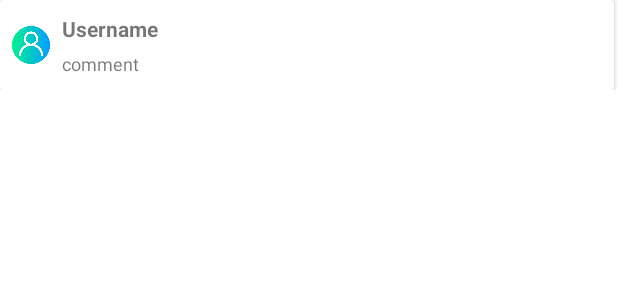
After one commit to nuttapol-kor/MoodPic, an Android app: the layout row_comment.xml on its own in the app's theme, with its tools: preview values and no code run, on a phone screen of 412 x 824 dp. The commit adds this screen. Shown: the top 300 px of the screen. Run offline under Robolectric (Android 15) with nearby library versions, the phone set to English and light mode, and no system bars.

Commit message:
comment feature

```diff
--- a/app/src/main/java/org/classapp/moodpic/Activities/LoginActivity.kt
+++ b/app/src/main/java/org/classapp/moodpic/Activities/LoginActivity.kt
@@ -60,6 +60,8 @@ class LoginActivity : AppCompatActivity() {
                 startActivity(Intent(this, HomeActivity::class.java))
             } else {
                 Toast.makeText(this, task.exception?.message, Toast.LENGTH_LONG).show()
+                progressBar.visibility = View.INVISIBLE
+                loginBtn.visibility = View.VISIBLE
             }
         }
     }
--- a/app/src/main/java/org/classapp/moodpic/Adapters/PostAdapter.kt
+++ b/app/src/main/java/org/classapp/moodpic/Adapters/PostAdapter.kt
@@ -58,6 +58,7 @@ class PostAdapter(
                     intent.putExtra("imgUserPost", postUserImageUrl)
                     val sdf = SimpleDateFormat("dd/MM/yyyy")
                     intent.putExtra("postCreateAt", sdf.format((document.data!!.get("createAt") as Timestamp).toDate()))
+                    intent.putExtra("postId", document.id)
                     db.collection("users").whereEqualTo("email", auth.currentUser?.email).get().addOnSuccessListener { doc2 ->
                         intent.putExtra("imgCurrentUser", doc2.documents[0].getString("profileImageUrl"))
                         mContext.startActivity(intent)
--- /dev/null
+++ b/app/src/main/res/layout/row_comment.xml
@@ -0,0 +1,56 @@
+<?xml version="1.0" encoding="utf-8"?>
+<androidx.constraintlayout.widget.ConstraintLayout xmlns:android="http://schemas.android.com/apk/res/android"
+    xmlns:app="http://schemas.android.com/apk/res-auto"
+    xmlns:tools="http://schemas.android.com/tools"
+    android:layout_width="match_parent"
+    android:layout_height="60dp">
+
+    <androidx.cardview.widget.CardView
+        android:layout_width="409dp"
+        android:layout_height="60dp"
+        app:cardBackgroundColor="@color/white"
+        app:contentPadding="8dp"
+        app:layout_constraintStart_toStartOf="parent"
+        app:layout_constraintTop_toTopOf="parent">
+
+        <androidx.constraintlayout.widget.ConstraintLayout
+            android:layout_width="match_parent"
+            android:layout_height="match_parent">
+
+            <ImageView
+                android:id="@+id/commentUserImg"
+                android:layout_width="25dp"
+                android:layout_height="25dp"
+                app:layout_constraintBottom_toBottomOf="parent"
+                app:layout_constraintStart_toStartOf="parent"
+                app:layout_constraintTop_toTopOf="parent"
+                app:layout_constraintVertical_bias="0.508"
+                app:srcCompat="@drawable/user" />
+
+            <TextView
+                android:id="@+id/commentUsername"
+                android:layout_width="wrap_content"
+                android:layout_height="wrap_content"
+                android:layout_marginStart="8dp"
+                android:layout_marginTop="-8dp"
+                android:text="Username"
+                android:textSize="14sp"
+                android:textStyle="bold"
+                app:layout_constraintStart_toEndOf="@+id/commentUserImg"
+                app:layout_constraintTop_toTopOf="@+id/commentUserImg" />
+
+            <TextView
+                android:id="@+id/commentText"
+                android:layout_width="wrap_content"
+                android:layout_height="wrap_content"
+                android:layout_marginTop="5dp"
+                android:text="comment"
+                android:textSize="12sp"
+                app:layout_constraintBottom_toBottomOf="@+id/commentUserImg"
+                app:layout_constraintStart_toStartOf="@+id/commentUsername"
+                app:layout_constraintTop_toBottomOf="@+id/commentUsername"
+                app:layout_constraintVertical_bias="0.0" />
+
+        </androidx.constraintlayout.widget.ConstraintLayout>
+    </androidx.cardview.widget.CardView>
+</androidx.constraintlayout.widget.ConstraintLayout>
```
Also changed, not shown: app/src/main/java/org/classapp/moodpic/Activities/PostDetailActivity.kt (+50 -2 lines), app/src/main/java/org/classapp/moodpic/Adapters/CommentAdapter.kt (added, +58 -0 lines), app/src/main/java/org/classapp/moodpic/Models/Comment.kt (added, +19 -0 lines), app/src/main/res/layout/activity_post_detail.xml (+9 -0 lines).
